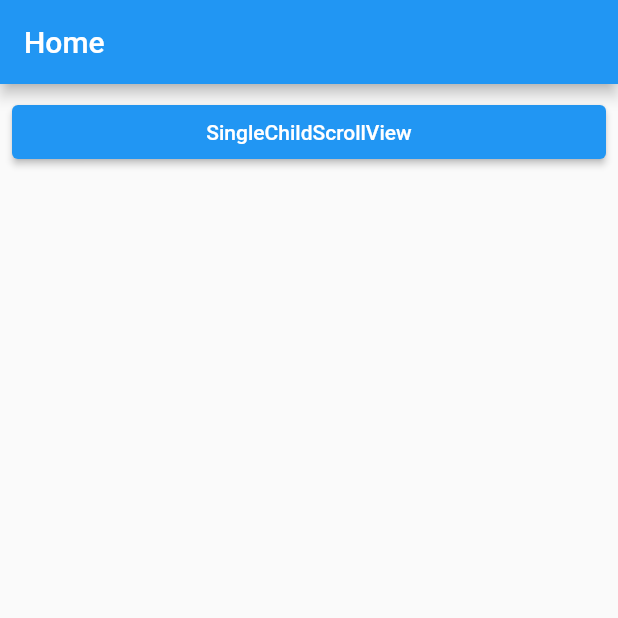
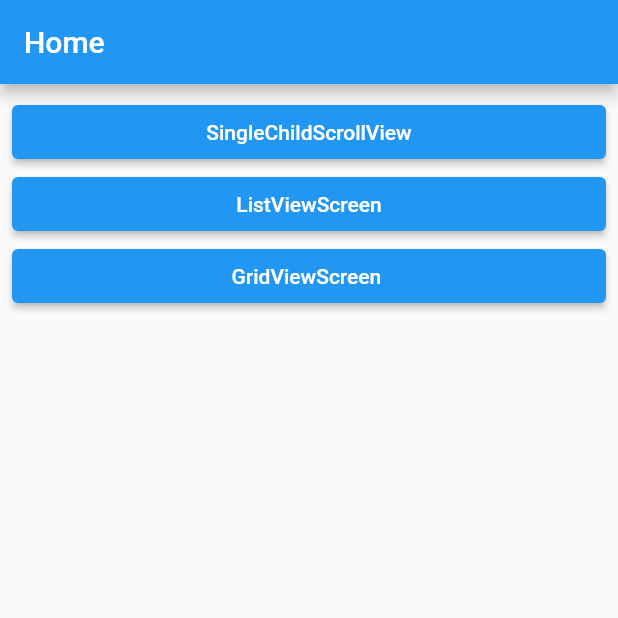
Before and after one commit to nzwgkim/scrollableWidgets, a Flutter app: the screen it shows after launch, on a phone screen of 412 x 824 dp, the top half of it. Run offline on Flutter 3.47's test engine with Material 2 defaults, Android fonts, the phone set to English and light mode, and no system bars.

Commit message:
GridView, ListView 뽀개기

```diff
--- a/lib/screen/home_screen.dart
+++ b/lib/screen/home_screen.dart
@@ -1,5 +1,7 @@
 import 'package:flutter/material.dart';
 import 'package:scrollable_widgets/layout/main_layout.dart';
+import 'package:scrollable_widgets/screen/grid_view_screen.dart';
+import 'package:scrollable_widgets/screen/listview_screen.dart';
 import 'package:scrollable_widgets/screen/single_child_scroll_view_screen.dart';
 
 class HomeScreen extends StatelessWidget {
@@ -21,7 +23,23 @@ class HomeScreen extends StatelessWidget {
                               SingleChildScrollViewScreen(),
                         ),
                       ),
-                  child: const Text('SingleChildScrollView'))
+                  child: const Text('SingleChildScrollView')),
+              ElevatedButton(
+                  onPressed: () => Navigator.of(context).push(
+                        MaterialPageRoute<void>(
+                          builder: (BuildContext context) =>
+                              const ListViewScreen(),
+                        ),
+                      ),
+                  child: const Text('ListViewScreen')),
+              ElevatedButton(
+                  onPressed: () => Navigator.of(context).push(
+                        MaterialPageRoute<void>(
+                          builder: (BuildContext context) =>
+                              const GridViewScreen(),
+                        ),
+                      ),
+                  child: const Text('GridViewScreen ')),
             ],
           ),
         ));
```
